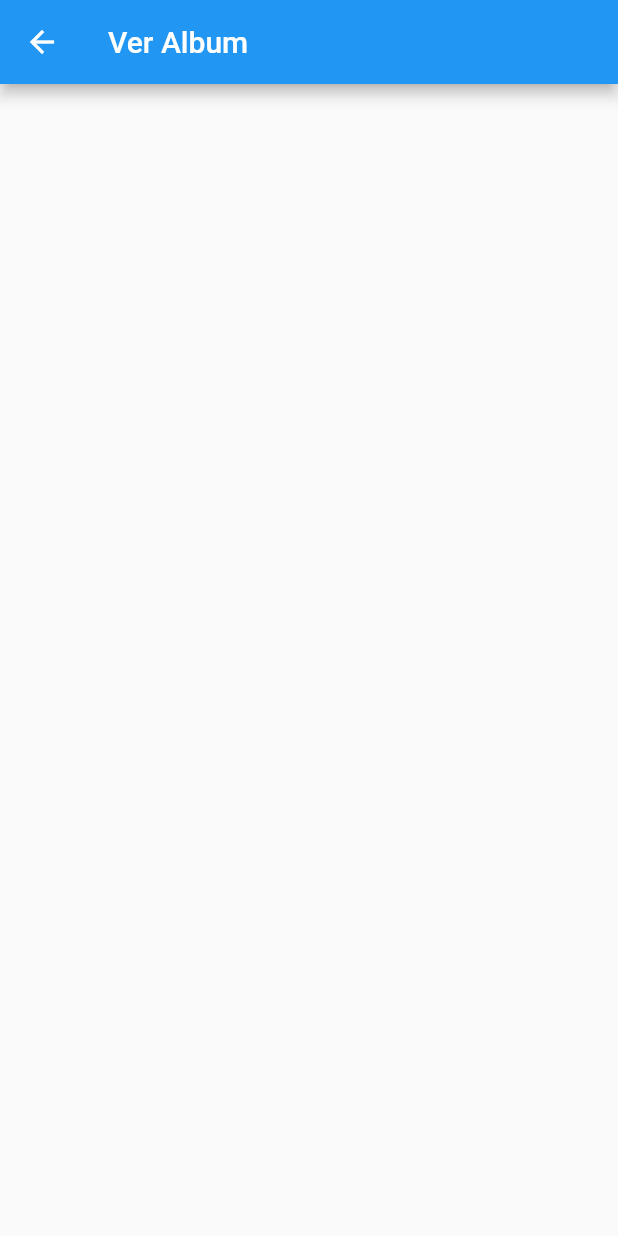
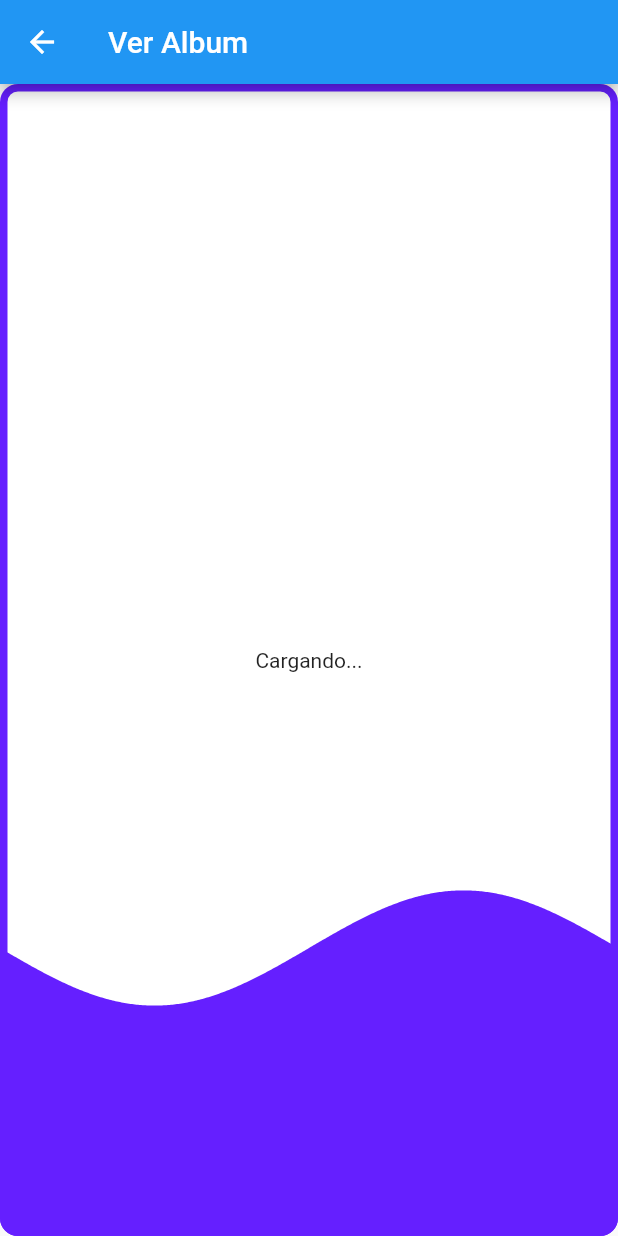
Before and after one commit to Decav/MusicApp, a Flutter app: the VerAlbumPage screen opened directly, on a phone screen of 412 x 824 dp. Run offline on Flutter 3.47's test engine with Material 2 defaults, Android fonts, the phone set to English and light mode, and no system bars; drawn by our look-alikes of liquid_progress_indicator; our stand-ins replace material_design_icons_flutter; network calls fail.

Commit message:
Ver album y seleccionar album por artista

```diff
--- a/musicapp/lib/pages/album/verAlbum_page.dart
+++ b/musicapp/lib/pages/album/verAlbum_page.dart
@@ -1,4 +1,8 @@
 import 'package:flutter/material.dart';
+import 'package:liquid_progress_indicator/liquid_progress_indicator.dart';
+import 'package:material_design_icons_flutter/material_design_icons_flutter.dart';
+import 'package:musicapp/constants.dart';
+import 'package:musicapp/provider/albumes_provider.dart';
 
 class VerAlbumPage extends StatefulWidget {
   VerAlbumPage({Key? key}) : super(key: key);
@@ -8,12 +12,47 @@ class VerAlbumPage extends StatefulWidget {
 }
 
 class _VerAlbumPageState extends State<VerAlbumPage> {
+  AlbumsProvider provider = AlbumsProvider();
   @override
   Widget build(BuildContext context) {
     return Scaffold(
       appBar: AppBar(
         title: Text('Ver Album'),
       ),
+      body: FutureBuilder(
+        future: provider.getAlbums(),
+        builder: (context, AsyncSnapshot snapshot) {
+          if (!snapshot.hasData) {
+            return Center(
+              child: LiquidLinearProgressIndicator(
+                value: 0.25,
+                valueColor: AlwaysStoppedAnimation(KPrimaryColor),
+                backgroundColor: Colors.white,
+                borderColor: KPrimaryColor,
+                borderWidth: 5.0,
+                borderRadius: 12.0,
+                direction: Axis.vertical,
+                center: Text("Cargando..."),
+              ),
+            );
+          }
+          return ListView.separated(
+              separatorBuilder: (_, __) => Divider(
+                    thickness: 2.0,
+                  ),
+              itemCount: snapshot.data.length,
+              itemBuilder: (context, index) {
+                return ListTile(
+                  leading: Icon(MdiIcons.accountBox),
+                  title: Text(snapshot.data[index]['nombre_album']),
+                  subtitle: Text(
+                      snapshot.data[index]['lanzamiento_year'].toString() +
+                          "   " +
+                          snapshot.data[index]['genero_musical']),
+                );
+              });
+        },
+      ),
     );
   }
 }
```
Also changed, not shown: musicapp/lib/pages/album/seleccionar_album_page.dart (+6 -2 lines).
